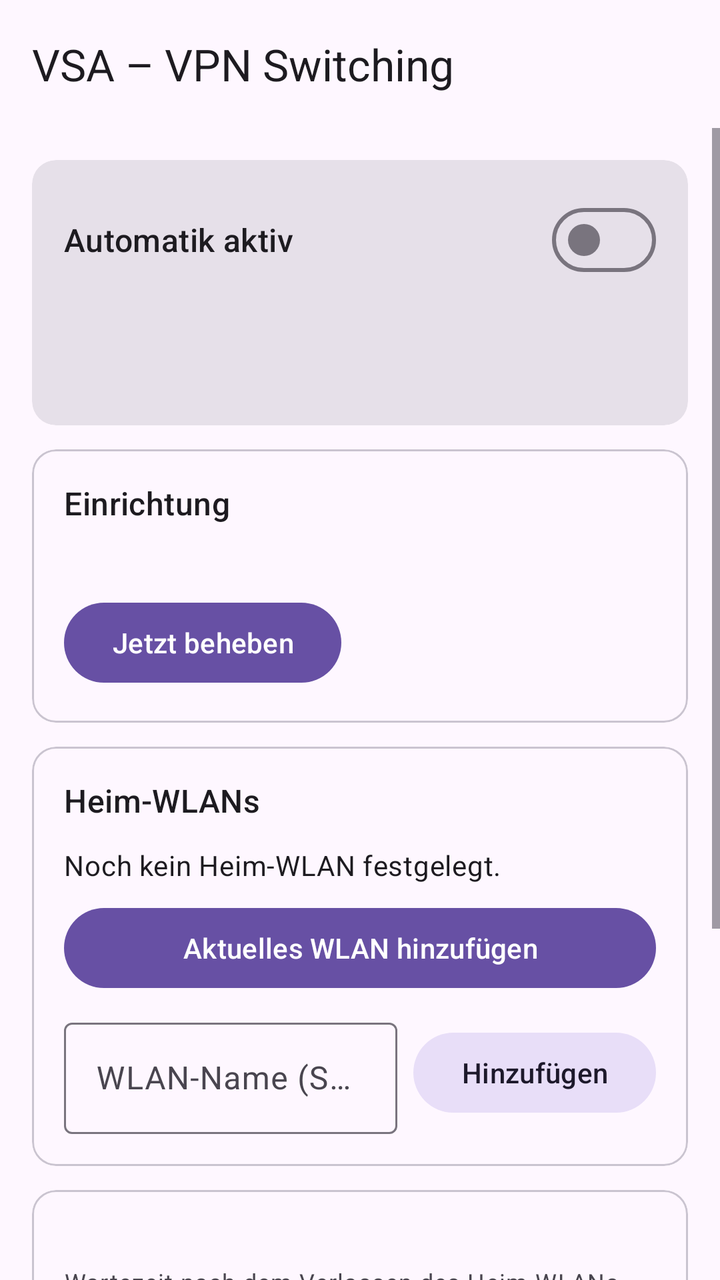
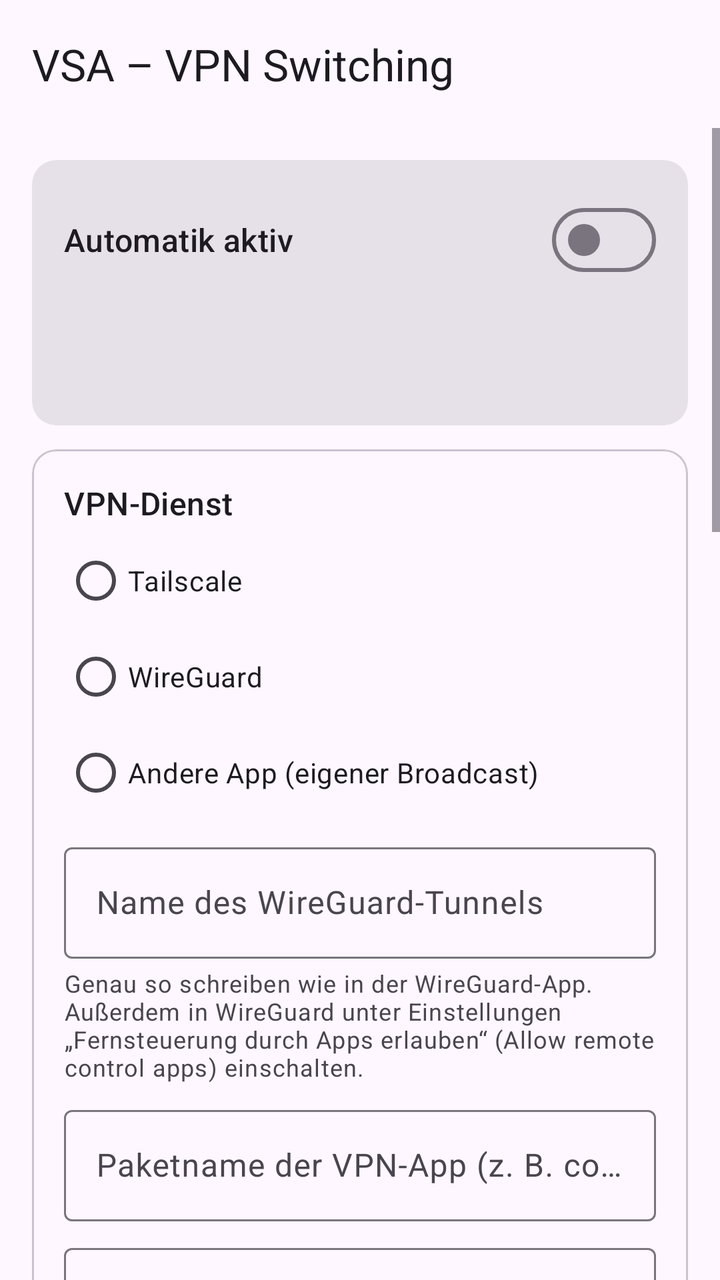

The first picture is an Android layout as it rendered before a commit; the second is the same layout after the commit. The layout source and the unified diff follow.
<!-- AndroidManifest.xml: application theme Theme.VSA -->
<!-- res/layout/activity_main.xml -->
<?xml version="1.0" encoding="utf-8"?>
<LinearLayout xmlns:android="http://schemas.android.com/apk/res/android"
    xmlns:app="http://schemas.android.com/apk/res-auto"
    android:id="@+id/root"
    android:layout_width="match_parent"
    android:layout_height="match_parent"
    android:orientation="vertical">

    <com.google.android.material.appbar.MaterialToolbar
        android:id="@+id/toolbar"
        android:layout_width="match_parent"
        android:layout_height="?attr/actionBarSize"
        app:title="@string/app_title" />

    <ScrollView
        android:layout_width="match_parent"
        android:layout_height="match_parent">

        <LinearLayout
            android:layout_width="match_parent"
            android:layout_height="wrap_content"
            android:orientation="vertical"
            android:padding="16dp">

            
            <com.google.android.material.card.MaterialCardView
                style="@style/Widget.Material3.CardView.Filled"
                android:layout_width="match_parent"
                android:layout_height="wrap_content"
                android:layout_marginBottom="12dp">

                <LinearLayout
                    android:layout_width="match_parent"
                    android:layout_height="wrap_content"
                    android:orientation="vertical"
                    android:padding="16dp">

                    <com.google.android.material.materialswitch.MaterialSwitch
                        android:id="@+id/switchEnabled"
                        android:layout_width="match_parent"
                        android:layout_height="wrap_content"
                        android:text="@string/auto_enabled"
                        android:textAppearance="?attr/textAppearanceTitleMedium" />

                    <TextView
                        android:id="@+id/textStatus"
                        android:layout_width="match_parent"
                        android:layout_height="wrap_content"
                        android:layout_marginTop="8dp"
                        android:textAppearance="?attr/textAppearanceBodyLarge" />

                    <TextView
                        android:id="@+id/textCurrentWifi"
                        android:layout_width="match_parent"
                        android:layout_height="wrap_content"
                        android:layout_marginTop="4dp"
                        android:textAppearance="?attr/textAppearanceBodyMedium" />
                </LinearLayout>
            </com.google.android.material.card.MaterialCardView>

            
            <com.google.android.material.card.MaterialCardView
                android:id="@+id/cardSetup"
                style="@style/Widget.Material3.CardView.Outlined"
                android:layout_width="match_parent"
                android:layout_height="wrap_content"
                android:layout_marginBottom="12dp">

                <LinearLayout
                    android:layout_width="match_parent"
                    android:layout_height="wrap_content"
                    android:orientation="vertical"
                    android:padding="16dp">

                    <TextView
                        android:layout_width="match_parent"
                        android:layout_height="wrap_content"
                        android:text="@string/setup_title"
                        android:textAppearance="?attr/textAppearanceTitleMedium" />

                    <TextView
                        android:id="@+id/textSetup"
                        android:layout_width="match_parent"
                        android:layout_height="wrap_content"
                        android:layout_marginTop="8dp"
                        android:textAppearance="?attr/textAppearanceBodyMedium" />

                    <com.google.android.material.button.MaterialButton
                        android:id="@+id/buttonFix"
                        android:layout_width="wrap_content"
                        android:layout_height="wrap_content"
                        android:layout_marginTop="8dp"
                        android:text="@string/fix_next" />
                </LinearLayout>
            </com.google.android.material.card.MaterialCardView>

            
            <com.google.android.material.card.MaterialCardView
                style="@style/Widget.Material3.CardView.Outlined"
                android:layout_width="match_parent"
                android:layout_height="wrap_content"
                android:layout_marginBottom="12dp">

                <LinearLayout
                    android:layout_width="match_parent"
                    android:layout_height="wrap_content"
                    android:orientation="vertical"
                    android:padding="16dp">

                    <TextView
                        android:layout_width="match_parent"
                        android:layout_height="wrap_content"
                        android:text="@string/home_wifis"
                        android:textAppearance="?attr/textAppearanceTitleMedium" />

                    <com.google.android.material.chip.ChipGroup
                        android:id="@+id/chipsSsids"
                        android:layout_width="match_parent"
                        android:layout_height="wrap_content"
                        android:layout_marginTop="8dp" />

                    <TextView
                        android:id="@+id/textNoSsids"
                        android:layout_width="match_parent"
                        android:layout_height="wrap_content"
                        android:layout_marginTop="4dp"
                        android:text="@string/no_home_wifi"
                        android:textAppearance="?attr/textAppearanceBodyMedium" />

                    <com.google.android.material.button.MaterialButton
                        android:id="@+id/buttonAddCurrent"
                        android:layout_width="match_parent"
                        android:layout_height="wrap_content"
                        android:layout_marginTop="8dp"
                        android:text="@string/add_current" />

                    <LinearLayout
                        android:layout_width="match_parent"
                        android:layout_height="wrap_content"
                        android:layout_marginTop="8dp"
                        android:gravity="center_vertical"
                        android:orientation="horizontal">

                        <com.google.android.material.textfield.TextInputLayout
                            android:layout_width="0dp"
                            android:layout_height="wrap_content"
                            android:layout_weight="1"
                            android:hint="@string/ssid_manual">

                            <com.google.android.material.textfield.TextInputEditText
                                android:id="@+id/editSsid"
                                android:layout_width="match_parent"
                                android:layout_height="wrap_content"
                                android:imeOptions="actionDone"
                                android:inputType="text"
                                android:maxLines="1" />
                        </com.google.android.material.textfield.TextInputLayout>

                        <com.google.android.material.button.MaterialButton
                            android:id="@+id/buttonAddManual"
                            style="@style/Widget.Material3.Button.TonalButton"
                            android:layout_width="wrap_content"
                            android:layout_height="wrap_content"
                            android:layout_marginStart="8dp"
                            android:text="@string/add" />
                    </LinearLayout>
                </LinearLayout>
            </com.google.android.material.card.MaterialCardView>

            
            <com.google.android.material.card.MaterialCardView
                style="@style/Widget.Material3.CardView.Outlined"
                android:layout_width="match_parent"
                android:layout_height="wrap_content"
                android:layout_marginBottom="12dp">

                <LinearLayout
                    android:layout_width="match_parent"
                    android:layout_height="wrap_content"
                    android:orientation="vertical"
                    android:padding="16dp">

                    <TextView
                        android:id="@+id/textDelay"
                        android:layout_width="match_parent"
                        android:layout_height="wrap_content"
                        android:textAppearance="?attr/textAppearanceTitleMedium" />

                    <TextView
                        android:layout_width="match_parent"
                        android:layout_height="wrap_content"
                        android:text="@string/delay_hint"
                        android:textAppearance="?attr/textAppearanceBodySmall" />

                    <com.google.android.material.slider.Slider
                        android:id="@+id/sliderDelay"
                        android:layout_width="match_parent"
                        android:layout_height="wrap_content"
                        android:stepSize="5"
                        android:valueFrom="0"
                        android:valueTo="120" />
                </LinearLayout>
            </com.google.android.material.card.MaterialCardView>

            
            <com.google.android.material.card.MaterialCardView
                style="@style/Widget.Material3.CardView.Outlined"
                android:layout_width="match_parent"
                android:layout_height="wrap_content">

                <LinearLayout
                    android:layout_width="match_parent"
                    android:layout_height="wrap_content"
                    android:orientation="vertical"
                    android:padding="16dp">

                    <TextView
                        android:layout_width="match_parent"
                        android:layout_height="wrap_content"
                        android:text="@string/test_title"
                        android:textAppearance="?attr/textAppearanceTitleMedium" />

                    <LinearLayout
                        android:layout_width="match_parent"
                        android:layout_height="wrap_content"
                        android:layout_marginTop="8dp"
                        android:orientation="horizontal">

                        <com.google.android.material.button.MaterialButton
                            android:id="@+id/buttonConnect"
                            style="@style/Widget.Material3.Button.TonalButton"
                            android:layout_width="0dp"
                            android:layout_height="wrap_content"
                            android:layout_marginEnd="4dp"
                            android:layout_weight="1"
                            android:text="@string/connect" />

                        <com.google.android.material.button.MaterialButton
                            android:id="@+id/buttonDisconnect"
                            style="@style/Widget.Material3.Button.TonalButton"
                            android:layout_width="0dp"
                            android:layout_height="wrap_content"
                            android:layout_marginStart="4dp"
                            android:layout_weight="1"
                            android:text="@string/disconnect" />
                    </LinearLayout>
                </LinearLayout>
            </com.google.android.material.card.MaterialCardView>
        </LinearLayout>
    </ScrollView>
</LinearLayout>
<!-- resources referenced by this layout -->
<resources>
  <string name="add">Hinzufügen</string>
  <string name="add_current">Aktuelles WLAN hinzufügen</string>
  <string name="app_title">VSA – VPN Switching</string>
  <string name="auto_enabled">Automatik aktiv</string>
  <string name="connect">Verbinden</string>
  <string name="delay_hint">Wartezeit nach dem Verlassen des Heim-WLANs, bevor Tailscale startet. Verhindert Hin- und Herschalten bei kurzen Funklöchern. Beim Heimkommen wird sofort getrennt.</string>
  <string name="disconnect">Trennen</string>
  <string name="fix_next">Jetzt beheben</string>
  <string name="home_wifis">Heim-WLANs</string>
  <string name="no_home_wifi">Noch kein Heim-WLAN festgelegt.</string>
  <string name="setup_title">Einrichtung</string>
  <string name="ssid_manual">WLAN-Name (SSID)</string>
  <string name="test_title">Tailscale manuell</string>
  <style name="Theme.VSA" parent="Theme.Material3.DayNight.NoActionBar" />
</resources>

<!-- the commit's change to res/layout/activity_main.xml (unified diff, before → after) -->
@@ -60,6 +60,174 @@
 
             
             <com.google.android.material.card.MaterialCardView
+                style="@style/Widget.Material3.CardView.Outlined"
+                android:layout_width="match_parent"
+                android:layout_height="wrap_content"
+                android:layout_marginBottom="12dp">
+
+                <LinearLayout
+                    android:layout_width="match_parent"
+                    android:layout_height="wrap_content"
+                    android:orientation="vertical"
+                    android:padding="16dp">
+
+                    <TextView
+                        android:layout_width="match_parent"
+                        android:layout_height="wrap_content"
+                        android:text="@string/vpn_title"
+                        android:textAppearance="?attr/textAppearanceTitleMedium" />
+
+                    <RadioGroup
+                        android:id="@+id/radioProvider"
+                        android:layout_width="match_parent"
+                        android:layout_height="wrap_content"
+                        android:layout_marginTop="4dp">
+
+                        <com.google.android.material.radiobutton.MaterialRadioButton
+                            android:id="@+id/radioTailscale"
+                            android:layout_width="match_parent"
+                            android:layout_height="wrap_content"
+                            android:text="@string/provider_tailscale" />
+
+                        <com.google.android.material.radiobutton.MaterialRadioButton
+                            android:id="@+id/radioWireguard"
+                            android:layout_width="match_parent"
+                            android:layout_height="wrap_content"
+                            android:text="@string/provider_wireguard" />
+
+                        <com.google.android.material.radiobutton.MaterialRadioButton
+                            android:id="@+id/radioCustom"
+                            android:layout_width="match_parent"
+                            android:layout_height="wrap_content"
+                            android:text="@string/provider_custom" />
+                    </RadioGroup>
+
+                    
+                    <LinearLayout
+                        android:id="@+id/groupWireguard"
+                        android:layout_width="match_parent"
+                        android:layout_height="wrap_content"
+                        android:orientation="vertical">
+
+                        <com.google.android.material.textfield.TextInputLayout
+                            android:layout_width="match_parent"
+                            android:layout_height="wrap_content"
+                            android:layout_marginTop="8dp"
+                            android:hint="@string/wg_tunnel">
+
+                            <com.google.android.material.textfield.TextInputEditText
+                                android:id="@+id/editWgTunnel"
+                                android:layout_width="match_parent"
+                                android:layout_height="wrap_content"
+                                android:inputType="text"
+                                android:maxLines="1" />
+                        </com.google.android.material.textfield.TextInputLayout>
+
+                        <TextView
+                            android:layout_width="match_parent"
+                            android:layout_height="wrap_content"
+                            android:layout_marginTop="4dp"
+                            android:text="@string/wg_hint"
+                            android:textAppearance="?attr/textAppearanceBodySmall" />
+                    </LinearLayout>
+
+                    
+                    <LinearLayout
+                        android:id="@+id/groupCustom"
+                        android:layout_width="match_parent"
+                        android:layout_height="wrap_content"
+                        android:orientation="vertical">
+
+                        <com.google.android.material.textfield.TextInputLayout
+                            android:layout_width="match_parent"
+                            android:layout_height="wrap_content"
+                            android:layout_marginTop="8dp"
+                            android:hint="@string/custom_package">
+
+                            <com.google.android.material.textfield.TextInputEditText
+                                android:id="@+id/editCustomPackage"
+                                android:layout_width="match_parent"
+                                android:layout_height="wrap_content"
+                                android:inputType="textNoSuggestions"
+                                android:maxLines="1" />
+                        </com.google.android.material.textfield.TextInputLayout>
+
+                        <com.google.android.material.textfield.TextInputLayout
+                            android:layout_width="match_parent"
+                            android:layout_height="wrap_content"
+                            android:layout_marginTop="8dp"
+                            android:hint="@string/custom_class">
+
+                            <com.google.android.material.textfield.TextInputEditText
+                                android:id="@+id/editCustomClass"
+                                android:layout_width="match_parent"
+                                android:layout_height="wrap_content"
+                                android:inputType="textNoSuggestions"
+                                android:maxLines="1" />
+                        </com.google.android.material.textfield.TextInputLayout>
+
+                        <com.google.android.material.textfield.TextInputLayout
+                            android:layout_width="match_parent"
+                            android:layout_height="wrap_content"
+                            android:layout_marginTop="8dp"
+                            android:hint="@string/custom_connect">
+
+                            <com.google.android.material.textfield.TextInputEditText
+                                android:id="@+id/editCustomConnect"
+                                android:layout_width="match_parent"
+                                android:layout_height="wrap_content"
+                                android:inputType="textNoSuggestions"
+                                android:maxLines="1" />
+                        </com.google.android.material.textfield.TextInputLayout>
+
+                        <com.google.android.material.textfield.TextInputLayout
+                            android:layout_width="match_parent"
+                            android:layout_height="wrap_content"
+                            android:layout_marginTop="8dp"
+                            android:hint="@string/custom_disconnect">
+
+                            <com.google.android.material.textfield.TextInputEditText
+                                android:id="@+id/editCustomDisconnect"
+                                android:layout_width="match_parent"
+                                android:layout_height="wrap_content"
+                                android:inputType="textNoSuggestions"
+                                android:maxLines="1" />
+                        </com.google.android.material.textfield.TextInputLayout>
+
+                        <com.google.android.material.textfield.TextInputLayout
+                            android:layout_width="match_parent"
+                            android:layout_height="wrap_content"
+                            android:layout_marginTop="8dp"
+                            android:hint="@string/custom_extras">
+
+                            <com.google.android.material.textfield.TextInputEditText
+                                android:id="@+id/editCustomExtras"
+                                android:layout_width="match_parent"
+                                android:layout_height="wrap_content"
+                                android:gravity="top"
+                                android:inputType="textMultiLine|textNoSuggestions"
+                                android:minLines="2" />
+                        </com.google.android.material.textfield.TextInputLayout>
+
+                        <TextView
+                            android:layout_width="match_parent"
+                            android:layout_height="wrap_content"
+                            android:layout_marginTop="4dp"
+                            android:text="@string/custom_hint"
+                            android:textAppearance="?attr/textAppearanceBodySmall" />
+                    </LinearLayout>
+
+                    <com.google.android.material.button.MaterialButton
+                        android:id="@+id/buttonSaveVpn"
+                        android:layout_width="wrap_content"
+                        android:layout_height="wrap_content"
+                        android:layout_marginTop="8dp"
+                        android:text="@string/save" />
+                </LinearLayout>
+            </com.google.android.material.card.MaterialCardView>
+
+            
+            <com.google.android.material.card.MaterialCardView
                 android:id="@+id/cardSetup"
                 style="@style/Widget.Material3.CardView.Outlined"
                 android:layout_width="match_parent"
<!-- resource entries referenced after the edit -->
@@ -5,14 +5,27 @@
   <string name="app_title">VSA – VPN Switching</string>
   <string name="auto_enabled">Automatik aktiv</string>
   <string name="connect">Verbinden</string>
+  <string name="custom_class">Empfänger-Klasse (optional)</string>
+  <string name="custom_connect">Broadcast-Aktion zum Verbinden</string>
+  <string name="custom_disconnect">Broadcast-Aktion zum Trennen</string>
+  <string name="custom_extras">Extras (optional, eine Zeile pro schluessel=wert)</string>
+  <string name="custom_hint">Für VPN-Apps, die sich per Broadcast steuern lassen. Die Werte findest du in der Doku der jeweiligen App. Extras werden als Text übergeben.</string>
+  <string name="custom_package">Paketname der VPN-App (z. B. com.beispiel.vpn)</string>
   <string name="delay_hint">Wartezeit nach dem Verlassen des Heim-WLANs, bevor Tailscale startet. Verhindert Hin- und Herschalten bei kurzen Funklöchern. Beim Heimkommen wird sofort getrennt.</string>
   <string name="disconnect">Trennen</string>
   <string name="fix_next">Jetzt beheben</string>
   <string name="home_wifis">Heim-WLANs</string>
   <string name="no_home_wifi">Noch kein Heim-WLAN festgelegt.</string>
+  <string name="provider_custom">Andere App (eigener Broadcast)</string>
+  <string name="provider_tailscale">Tailscale</string>
+  <string name="provider_wireguard">WireGuard</string>
+  <string name="save">Speichern</string>
   <string name="setup_title">Einrichtung</string>
   <string name="ssid_manual">WLAN-Name (SSID)</string>
-  <string name="test_title">Tailscale manuell</string>
+  <string name="test_title">VPN manuell schalten</string>
+  <string name="vpn_title">VPN-Dienst</string>
+  <string name="wg_hint">Genau so schreiben wie in der WireGuard-App. Außerdem in WireGuard unter Einstellungen „Fernsteuerung durch Apps erlauben“ (Allow remote control apps) einschalten.</string>
+  <string name="wg_tunnel">Name des WireGuard-Tunnels</string>
   <style name="Theme.VSA" parent="Theme.Material3.DayNight.NoActionBar" />
 </resources>
 
